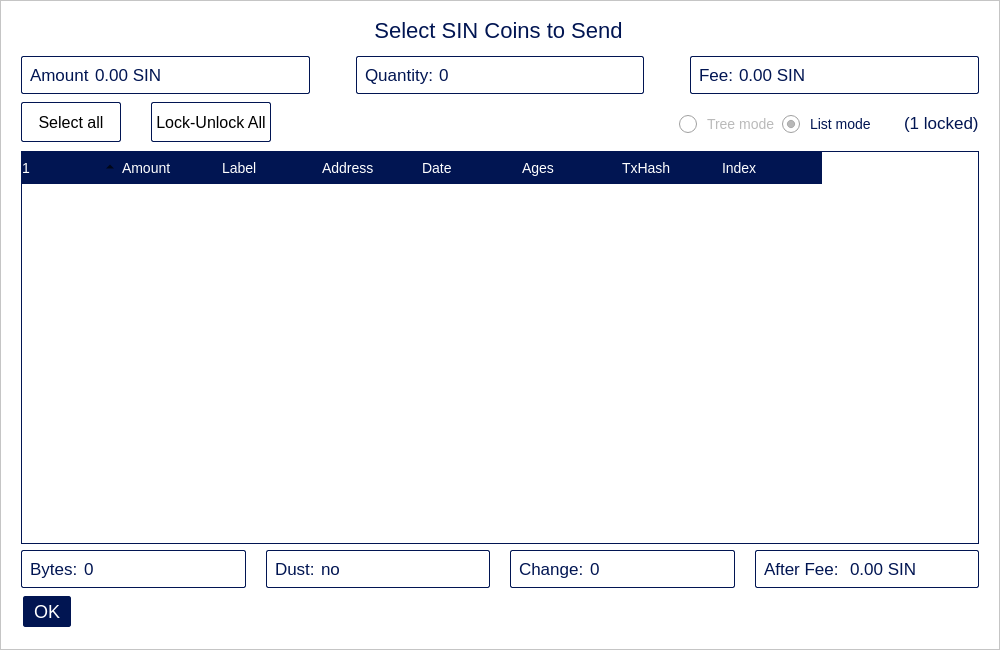
The window that src/qt/forms/coincontroldialog.ui (hardwarewise/SIN-core) describes before a commit, drawn with Qt 5.
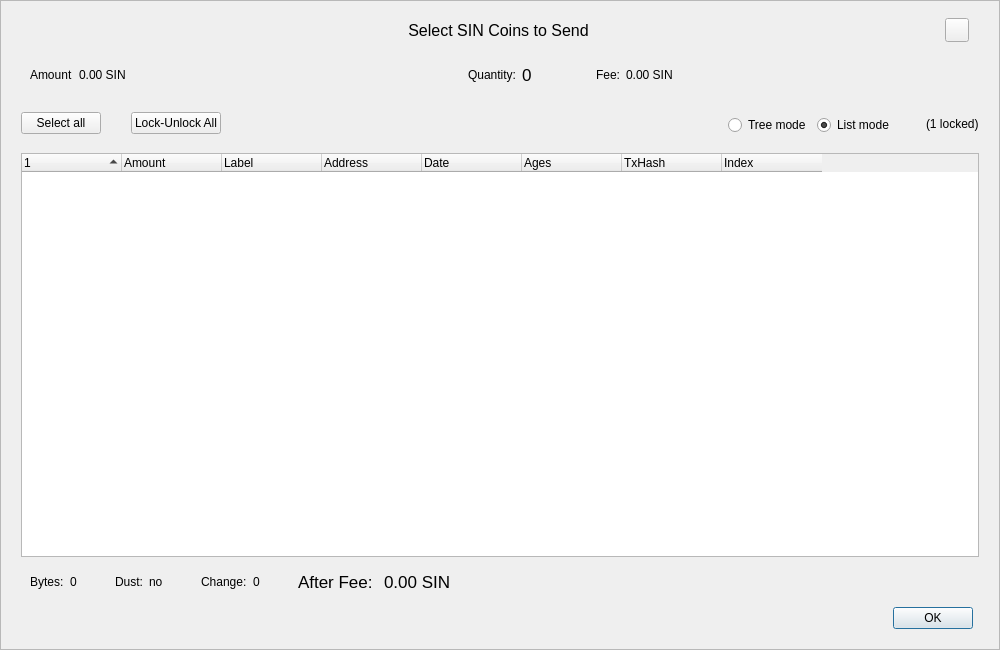
The same window after the commit. Icons and pictures are not drawn. Custom widgets are drawn as their Qt base class.

```diff
--- a/src/qt/forms/coincontroldialog.ui
+++ b/src/qt/forms/coincontroldialog.ui
@@ -44,183 +44,7 @@
       <number>0</number>
      </property>
      <property name="styleSheet">
-      <string notr="true">QFrame {
-background-color : #FFFFFF;
-}
-#btnEsc {
-    qproperty-icon: url(&quot;:/images/close&quot;) off,
-    url(&quot;:/images/close&quot;) on ;
-    qproperty-iconSize: 24px 24px;
-    background-color: transparent;
-    border:none;
-}
-
-#treeWidget {
-    border:1px solid #011552;
-    background-color:#FFFFFF;
-    background-position:center;
-    background-repeat:no-repeat;
-    selection-background-color:#DAEBF6;
-    selection-color: white;
-    font-size:14px;
-    border-radius:0px;
-    color: #707070;
-}
-
-#treeWidget::indicator:first:checked{
-    image: url(&quot;://images/checked&quot;);
-}
-#treeWidget::indicator:middle:checked{
-        image: url(&quot;://images/checked&quot;);
-}
-
-#treeWidget::indicator {
-    width: 24px;
-    height: 24px;
-}
-
-#treeWidget::indicator:indeterminate {
-    image: url(&quot;://images/indeterminate&quot;);
-}
-
-#treeWidget::indicator:unchecked {
-    image: url(&quot;://images/unchecked&quot;);
-}
-
-#treeWidget::indicator:checked {
-    image: url(&quot;://images/checked&quot;);
-}
-
-#treeWidget::item {
-    border:none;
-    border-bottom: 1px solid #bababa;
-    border-radius:0px;
-    color: #707070;
-    padding-top: 6px;
-    padding-bottom: 6px;
-    background-color:rgba(255,255,255,100);
-}
-
-#treeWidget::branch:closed:has-children:!has-siblings {
-    border-image: none;
-    background-color:rgba(255,255,255,100);
-    image: url(&quot;://images/rightArrow_small&quot;);
-    border-bottom: 1px solid #bababa;
-}
-
-#treeWidget::branch:closed:has-children:has-siblings {
-    border-image: none;
-    background-color:rgba(255,255,255,100);
-    image: url(&quot;://images/rightArrow_small&quot;);
-    border-bottom: 1px solid #bababa;
-}
-
-
-#treeWidget::branch:open:has-children:!has-siblings,
-#treeWidget::branch:open:has-children:has-siblings {
-    border-image: none;
-    image: url(&quot;://images/downArrow_small&quot;);
-    border-bottom: 1px solid #bababa;
-}
-
-#treeWidget::item:hover {
-    border:none;
-    border-bottom: 1px solid #bababa;
-    border-radius:0px;
-    color: #707070;
-    background-color:#ececec;
-}
-
-#treeWidget::item:selected {
-    border:none;
-    border-bottom: 1px solid #bababa;
-    border-radius:0px;
-    color: #707070;
-    background-color:#DAEBF6;
-}
-
-
-#treeWidget::item:hover:selected {
-    border:none;
-    border-bottom: 1px solid #bababa;
-    border-radius:0px;
-    color: #707070;
-    background-color:#DAEBF6;
-}
-
-
-#treeWidget::branch {
-    background-color: #FFFFFF;
-    selection-background-color:#DAEBF6;
-}
-
-#treeWidget::branch:selected {
-    background-color:#DAEBF6;
-}
-
-#treeWidget::branch:!selected {
-    background-color:#DAEBF6;
-}
-
-#treeWidget::branch:hover {
-    background-color:#f5f5f5;
-}
-
-#treeWidget::branch:!has-children {
-    background-color: #FFFFFF;
-}
-
-QHeaderView::section {
-    background-color: #011552;
-    color: #FFFFFF;
-    padding-top: 6px;
-    padding-bottom: 6px;
-    font-size:14px;
-    border:0px solid #011552;
-}
-
-QRadioButton:checked {
-    color: #011552;
-    font-size:14px;
-}
-
-QRadioButton:unchecked {
-    color: #bababa;
-    font-size:14px;
-}
-
-QRadioButton {
-    color: #bababa;
-    font-size:14px;
-    spacing:10px;
-}
-
-QRadioButton::indicator {
-    width:                  18px;
-    height:                 18px;
-}
-
-QRadioButton::indicator:checked {
-	image: url(':/images/radio_checked');
-}
-
-QRadioButton::indicator:unchecked {
-   image: url(':/images/radio_unchecked');
-}
-
-
-
-.QLabel  #labelCoinControlAfterFeeText, #labelCoinControlAmountText, #labelCoinControlBytesText, #labelCoinControlChangeText, #labelCoinControlLowOutputText, #labelCoinControlFeeText, #labelCoinControlQuantityText {
- color:#011552;
-  font-size:17px;
-}
-
-.QLabel  #labelCoinControlAfterFee, #labelCoinControlAmount, #labelCoinControlBytes, #labelCoinControlChange, #labelCoinControlLowOutput, #labelCoinControlFee, labelCoinControlQuantity { 
-color:#011552;
-    font-size:17px;
-}
-
-</string>
+      <string notr="true"/>
      </property>
      <property name="frameShape">
       <enum>QFrame::StyledPanel</enum>
@@ -277,8 +101,7 @@
            </size>
           </property>
           <property name="styleSheet">
-           <string notr="true">color:#011552;
-font-size:22px;
+           <string notr="true">font-size:16px;
 padding-left:30px;</string>
           </property>
           <property name="text">
@@ -338,8 +161,6 @@
          <widget class="QWidget" name="layoutAmount" native="true">
           <property name="styleSheet">
            <string notr="true">#layoutAmount {
-background-color:#FFFFFF;
-border:  1px solid #011552;
 border-radius:2px;
 }</string>
           </property>
@@ -381,14 +202,16 @@
          <widget class="QWidget" name="layoutQuantity" native="true">
           <property name="styleSheet">
            <string notr="true">#layoutQuantity {
-background-color:#FFFFFF;
-border:  1px solid #011552;
+
 border-radius:2px;
 }</string>
           </property>
-          <layout class="QHBoxLayout" name="horizontalLayout_10" stretch="0,1">
+          <layout class="QHBoxLayout" name="horizontalLayout_10" stretch="0,0">
            <item>
             <widget class="QLabel" name="labelCoinControlQuantityText">
+             <property name="styleSheet">
+              <string notr="true"/>
+             </property>
              <property name="text">
               <string>Quantity:</string>
              </property>
@@ -397,8 +220,7 @@
            <item>
             <widget class="QLabel" name="labelCoinControlQuantity">
              <property name="styleSheet">
-              <string notr="true">color:#011552;
-    font-size:17px;</string>
+              <string notr="true">font-size:17px;</string>
              </property>
              <property name="text">
               <string>0</string>
@@ -428,8 +250,6 @@
          <widget class="QWidget" name="layoutFee" native="true">
           <property name="styleSheet">
            <string notr="true">#layoutFee {
-background-color:#FFFFFF;
-border:  1px solid #011552;
 border-radius:2px;
 }</string>
           </property>
@@ -503,24 +323,18 @@
              </property>
              <property name="minimumSize">
               <size>
-               <width>100</width>
+               <width>0</width>
                <height>0</height>
               </size>
              </property>
              <property name="maximumSize">
               <size>
                <width>16777215</width>
-               <height>40</height>
+               <height>16777215</height>
               </size>
              </property>
              <property name="styleSheet">
-              <string notr="true">border:  1px solid #011552;
-height: 20px;    
-background-color:#FFFFFF;
-    padding:4px;
-    font-size:16px;
-    color: 011552;
-    border-radius: 2px;</string>
+              <string notr="true"/>
              </property>
              <property name="text">
               <string>Select all</string>
@@ -565,24 +379,18 @@
              </property>
              <property name="minimumSize">
               <size>
-               <width>100</width>
+               <width>0</width>
                <height>0</height>
               </size>
              </property>
              <property name="maximumSize">
               <size>
                <width>16777215</width>
-               <height>40</height>
+               <height>16777215</height>
               </size>
              </property>
              <property name="styleSheet">
-              <string notr="true">border:  1px solid #011552;
-height: 20px;    
-background-color:#FFFFFF;
-    padding:4px;
-    font-size:16px;
-    color: 011552;
-    border-radius: 2px;</string>
+              <string notr="true"/>
              </property>
              <property name="text">
               <string>Lock-Unlock All</string>
@@ -661,8 +469,7 @@
            <item>
             <widget class="QLabel" name="labelLocked">
              <property name="styleSheet">
-              <string notr="true">color:#011552;
-    font-size:17px;</string>
+              <string notr="true"/>
              </property>
              <property name="text">
               <string>(1 locked)</string>
@@ -690,6 +497,12 @@
           <property name="styleSheet">
            <string notr="true"/>
           </property>
+          <property name="iconSize">
+           <size>
+            <width>16</width>
+            <height>16</height>
+           </size>
+          </property>
           <property name="sortingEnabled">
            <bool>false</bool>
           </property>
@@ -763,13 +576,9 @@
         <item>
          <widget class="QWidget" name="layoutBytes" native="true">
           <property name="styleSheet">
-           <string notr="true">#layoutBytes {
-background-color:#FFFFFF;
-border:  1px solid #011552;
-border-radius:2px;
-}</string>
+           <string notr="true"/>
           </property>
-          <layout class="QHBoxLayout" name="horizontalLayout_4" stretch="0,1">
+          <layout class="QHBoxLayout" name="horizontalLayout_4" stretch="0,0">
            <item>
             <widget class="QLabel" name="labelCoinControlBytesText">
              <property name="text">
@@ -790,13 +599,9 @@
         <item>
          <widget class="QWidget" name="layoutDust" native="true">
           <property name="styleSheet">
-           <string notr="true">#layoutDust {
-background-color:#FFFFFF;
-border:  1px solid #011552;
-border-radius:2px;
-}</string>
+           <string notr="true"/>
           </property>
-          <layout class="QHBoxLayout" name="horizontalLayout_5" stretch="0,1">
+          <layout class="QHBoxLayout" name="horizontalLayout_5" stretch="0,0">
            <item>
             <widget class="QLabel" name="labelCoinControlLowOutputText">
              <property name="text">
@@ -817,13 +622,9 @@
         <item>
          <widget class="QWidget" name="layoutChange" native="true">
           <property name="styleSheet">
-           <string notr="true">#layoutChange {
-background-color:#FFFFFF;
-border:  1px solid #011552;
-border-radius:2px;
-}</string>
+           <string notr="true"/>
           </property>
-          <layout class="QHBoxLayout" name="horizontalLayout_6" stretch="0,1">
+          <layout class="QHBoxLayout" name="horizontalLayout_6" stretch="0,0">
            <item>
             <widget class="QLabel" name="labelCoinControlChangeText">
              <property name="text">
@@ -845,8 +646,6 @@
          <widget class="QWidget" name="layoutAfter" native="true">
           <property name="styleSheet">
            <string notr="true">#layoutAfter {
-background-color:#FFFFFF;
-border:  1px solid #011552;
 border-radius:2px;
 }</string>
           </property>
@@ -854,8 +653,7 @@
            <item>
             <widget class="QLabel" name="labelCoinControlAfterFeeText">
              <property name="styleSheet">
-              <string notr="true">color:#011552;
-    font-size:17px;</string>
+              <string notr="true">font-size:17px;</string>
              </property>
              <property name="text">
               <string>After Fee: </string>
@@ -865,8 +663,7 @@
            <item>
             <widget class="QLabel" name="labelCoinControlAfterFee">
              <property name="styleSheet">
-              <string notr="true">color:#011552;
-font-size:17px;</string>
+              <string notr="true">font-size:17px;</string>
              </property>
              <property name="text">
               <string>0.00 SIN</string>
@@ -892,43 +689,25 @@
         <item>
          <widget class="QDialogButtonBox" name="buttonBox">
           <property name="sizePolicy">
-           <sizepolicy hsizetype="Maximum" vsizetype="Fixed">
+           <sizepolicy hsizetype="Expanding" vsizetype="Fixed">
             <horstretch>0</horstretch>
             <verstretch>0</verstretch>
            </sizepolicy>
           </property>
           <property name="minimumSize">
            <size>
-            <width>50</width>
-            <height>35</height>
+            <width>0</width>
+            <height>0</height>
            </size>
           </property>
           <property name="styleSheet">
-           <string notr="true">border:  1px solid #011552;
-    background-color:#011552;
-    font-size:18px;
-    padding:4px 10px;
-    color: #FFFFFF;
-    border-radius: 2px;</string>
+           <string notr="true"/>
           </property>
           <property name="standardButtons">
            <set>QDialogButtonBox::Ok</set>
           </property>
          </widget>
         </item>
-        <item>
-         <spacer name="horizontalSpacer_3">
-          <property name="orientation">
-           <enum>Qt::Horizontal</enum>
-          </property>
-          <property name="sizeHint" stdset="0">
-           <size>
-            <width>558</width>
-            <height>20</height>
-           </size>
-          </property>
-         </spacer>
-        </item>
        </layout>
       </item>
      </layout>
```
